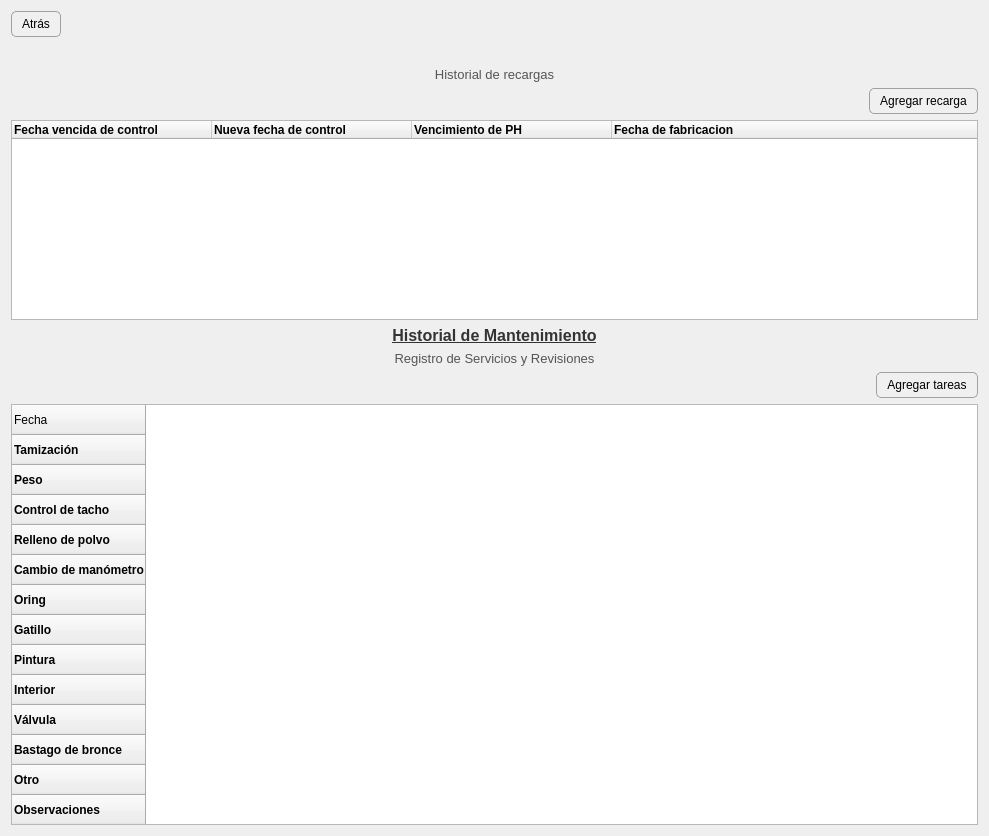
Qt form resources/ui/ext_details.ui (Julian2455/beatmat) before a commit.
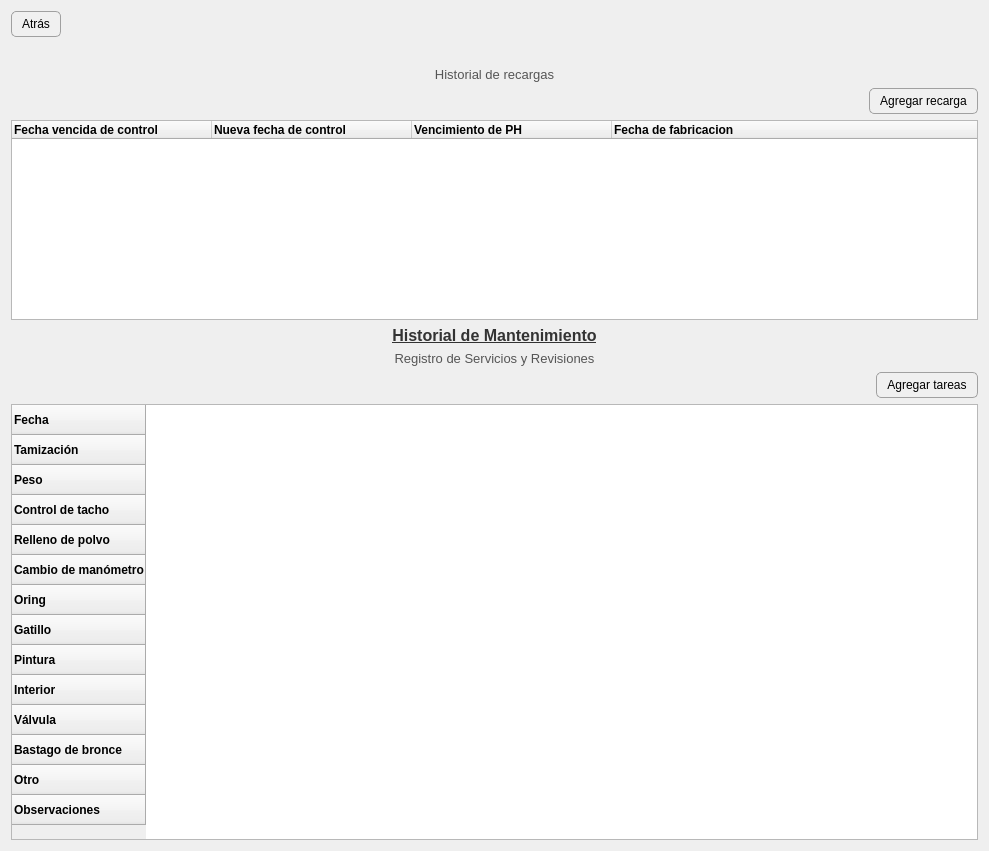
The same form after that commit.

What changed in the file:
```diff
--- a/resources/ui/ext_details.ui
+++ b/resources/ui/ext_details.ui
@@ -7,7 +7,7 @@
     <x>0</x>
     <y>0</y>
     <width>989</width>
-    <height>764</height>
+    <height>849</height>
    </rect>
   </property>
   <property name="windowTitle">
@@ -318,13 +318,13 @@
      <property name="minimumSize">
       <size>
        <width>0</width>
-       <height>421</height>
+       <height>436</height>
       </size>
      </property>
      <property name="maximumSize">
       <size>
        <width>16777215</width>
-       <height>421</height>
+       <height>436</height>
       </size>
      </property>
      <property name="styleSheet">
@@ -370,6 +370,11 @@
       <property name="text">
        <string>Fecha</string>
       </property>
+      <property name="font">
+       <font>
+        <bold>true</bold>
+       </font>
+      </property>
      </row>
      <row>
       <property name="text">
```
